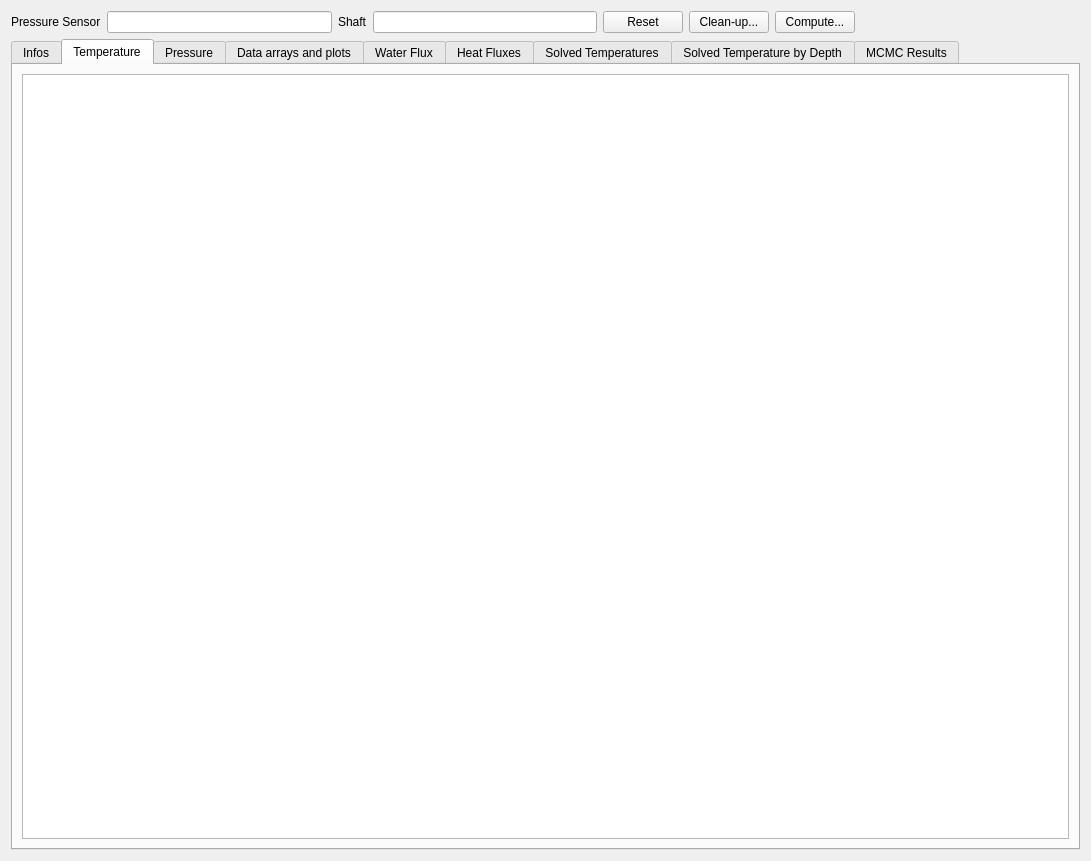
Above: Molonari_2021/ihm/molonaviz/widgetpoint.ui from GVigne/Molonari-2022 before the change. Below: the same form after it.
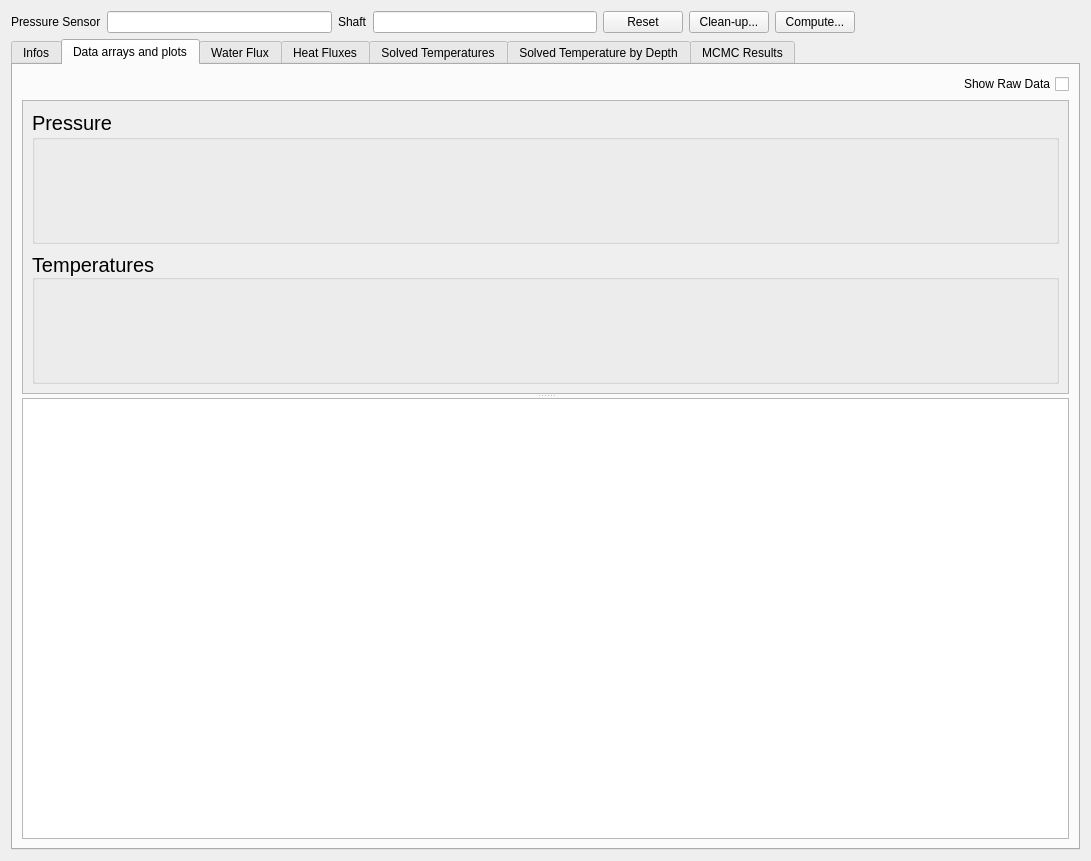
That is the form after the change. The open tabs and pages were chosen to show the change.

Commit message: Fusion of Data and Plots tab. Full of bugs because of incompatibilities with the old version

Diff of the .ui file:
```diff
--- a/Molonari_2021/ihm/molonaviz/widgetpoint.ui
+++ b/Molonari_2021/ihm/molonaviz/widgetpoint.ui
@@ -177,26 +177,6 @@
        </item>
       </layout>
      </widget>
-     <widget class="QWidget" name="tabTemperature">
-      <attribute name="title">
-       <string>Temperature</string>
-      </attribute>
-      <layout class="QGridLayout" name="gridLayout">
-       <item row="0" column="0">
-        <widget class="QTableView" name="tableViewTemp"/>
-       </item>
-      </layout>
-     </widget>
-     <widget class="QWidget" name="tabPressure">
-      <attribute name="title">
-       <string>Pressure</string>
-      </attribute>
-      <layout class="QGridLayout" name="gridLayout_2">
-       <item row="0" column="0">
-        <widget class="QTableView" name="tableViewPress"/>
-       </item>
-      </layout>
-     </widget>
      <widget class="QWidget" name="tabDataArrayAndPlots">
       <attribute name="title">
        <string>Data arrays and plots</string>
```
Left out of the diff: 2 changed lines with no effect on the pictures. The commit also changes 1 other file.
